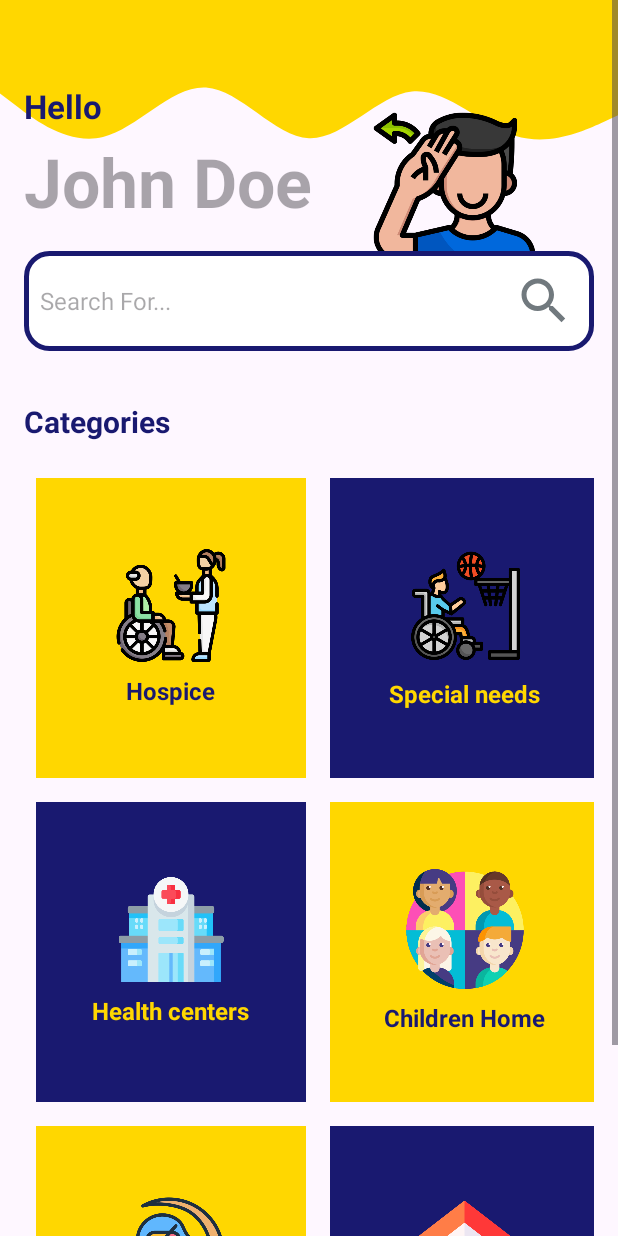
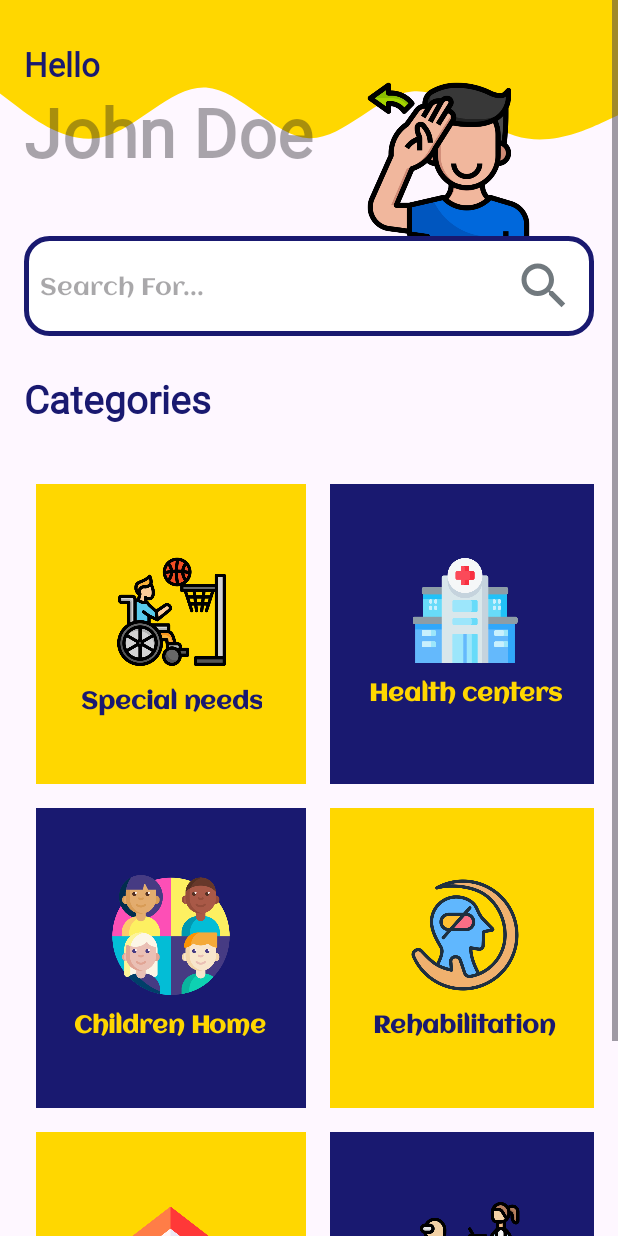
Before and after one commit to jodawa123/Community-Service-Management-App, an Android app: the Home screen opened directly, with no data from a screen before it, on a phone screen of 412 x 824 dp. Run offline under Robolectric (Android 15) with nearby library versions, the phone set to English and light mode, and no system bars; our stand-ins replace Firebase (no records; nobody signed in at launch, a user with empty details on screens opened directly).

Commit message:
Change in fonts

```diff
--- /dev/null
+++ b/app/src/main/res/drawable/baseline_arrow_24.xml
@@ -0,0 +1,5 @@
+<vector xmlns:android="http://schemas.android.com/apk/res/android" android:autoMirrored="true" android:height="24dp" android:tint="#191970" android:viewportHeight="24" android:viewportWidth="24" android:width="24dp">
+
+    <path android:fillColor="@android:color/white" android:pathData="M20,11H7.83l5.59,-5.59L12,4l-8,8 8,8 1.41,-1.41L7.83,13H20v-2z"/>
+
+</vector>
--- /dev/null
+++ b/app/src/main/res/drawable/baseline_arrow_back_24.xml
@@ -0,0 +1,5 @@
+<vector xmlns:android="http://schemas.android.com/apk/res/android" android:autoMirrored="true" android:height="24dp" android:tint="#EAB61A" android:viewportHeight="24" android:viewportWidth="24" android:width="24dp">
+
+    <path android:fillColor="@android:color/white" android:pathData="M20,11H7.83l5.59,-5.59L12,4l-8,8 8,8 1.41,-1.41L7.83,13H20v-2z"/>
+
+</vector>
--- /dev/null
+++ b/app/src/main/res/drawable/baseline_arrow_forward_24.xml
@@ -0,0 +1,5 @@
+<vector xmlns:android="http://schemas.android.com/apk/res/android" android:autoMirrored="true" android:height="24dp" android:tint="#191970" android:viewportHeight="24" android:viewportWidth="24" android:width="24dp">
+
+    <path android:fillColor="@android:color/white" android:pathData="M12,4l-1.41,1.41L16.17,11H4v2h12.17l-5.58,5.59L12,20l8,-8z"/>
+
+</vector>
--- a/app/src/main/res/layout/activity_main.xml
+++ b/app/src/main/res/layout/activity_main.xml
@@ -28,7 +28,7 @@
         android:fontFamily="@font/alatsi"
         android:text="COMMUNITY SERVICE"
         android:textAlignment="center"
-        android:textSize="34sp"
+        android:textSize="40sp"
         android:textStyle="bold"
         app:layout_constraintEnd_toEndOf="parent"
         app:layout_constraintHorizontal_bias="0.0"
@@ -40,9 +40,9 @@
         android:layout_width="wrap_content"
         android:layout_height="wrap_content"
         android:layout_marginTop="12dp"
-        android:fontFamily="@font/albert_sans_medium"
+        android:fontFamily="@font/aclonica"
         android:text="#Making a Difference Together"
-        android:textSize="20sp"
+        android:textSize="18sp"
         app:layout_constraintEnd_toEndOf="parent"
         app:layout_constraintStart_toStartOf="parent"
         app:layout_constraintTop_toBottomOf="@+id/textView" />
--- a/app/src/main/res/layout/activity_main2.xml
+++ b/app/src/main/res/layout/activity_main2.xml
@@ -20,7 +20,7 @@
 
             <androidx.constraintlayout.widget.ConstraintLayout
                 android:layout_width="match_parent"
-                android:layout_height="259dp">
+                android:layout_height="240dp">
 
 
                 <TextView
@@ -28,7 +28,8 @@
                     android:layout_width="wrap_content"
                     android:layout_height="wrap_content"
                     android:layout_marginStart="16dp"
-                    android:layout_marginTop="56dp"
+                    android:layout_marginTop="28dp"
+                    android:fontFamily="@font/alatsi"
                     android:text="Hello"
                     android:textColor="@color/blue"
                     android:textSize="22sp"
@@ -41,7 +42,7 @@
                     android:layout_width="wrap_content"
                     android:layout_height="wrap_content"
                     android:layout_marginStart="16dp"
-                    android:layout_marginTop="5dp"
+                    android:fontFamily="@font/alatsi"
                     android:hint="John Doe"
                     android:textColor="@color/blue"
                     android:textSize="45sp"
@@ -53,8 +54,8 @@
                     android:id="@+id/profileImage"
                     android:layout_width="122dp"
                     android:layout_height="114dp"
-                    android:layout_marginTop="72dp"
-                    android:layout_marginEnd="48dp"
+                    android:layout_marginTop="52dp"
+                    android:layout_marginEnd="52dp"
                     android:contentDescription="Profile Image"
                     android:padding="5dp"
                     android:scaleType="centerCrop"
@@ -67,7 +68,7 @@
                     android:layout_height="wrap_content"
                     android:layout_marginStart="16dp"
                     android:layout_marginEnd="16dp"
-                    android:layout_marginBottom="25dp"
+                    android:layout_marginBottom="16dp"
                     android:background="@drawable/custombutton"
                     android:orientation="horizontal"
                     android:padding="5dp"
@@ -82,6 +83,7 @@
                         android:layout_height="match_parent"
                         android:layout_weight="1"
                         android:background="@android:color/transparent"
+                        android:fontFamily="@font/aclonica"
                         android:hint="Search For..."
                         android:padding="5dp"
                         android:textSize="16sp" />
@@ -103,9 +105,12 @@
                 android:layout_height="wrap_content"
                 android:layout_marginStart="16dp"
                 android:layout_marginTop="8dp"
+                android:layout_marginBottom="15dp"
+                android:fontFamily="@font/alatsi"
                 android:text="Categories"
+                android:textAlignment="center"
                 android:textColor="@color/blue"
-                android:textSize="20sp"
+                android:textSize="26sp"
                 android:textStyle="bold" />
 
             <GridLayout
@@ -118,38 +123,12 @@
                 android:orientation="horizontal"
                 android:rowCount="4">
 
+
                 <LinearLayout
                     android:layout_width="180dp"
                     android:layout_height="200dp"
                     android:layout_margin="8dp"
                     android:background="@color/yellow"
-                    android:gravity="center"
-                    android:orientation="vertical">
-
-                    <ImageView
-                        android:id="@+id/imageHospice"
-                        android:layout_width="80dp"
-                        android:layout_height="75dp"
-                        android:layout_gravity="center"
-                        android:contentDescription="Hospice"
-                        android:src="@drawable/elderly" />
-
-                    <TextView
-                        android:layout_width="wrap_content"
-                        android:layout_height="wrap_content"
-                        android:layout_marginTop="8dp"
-                        android:gravity="center"
-                        android:text="Hospice"
-                        android:textColor="@color/blue"
-                        android:textSize="16sp"
-                        android:textStyle="bold" />
-                </LinearLayout>
-
-                <LinearLayout
-                    android:layout_width="180dp"
-                    android:layout_height="200dp"
-                    android:layout_margin="8dp"
-                    android:background="@color/blue"
                     android:gravity="center"
                     android:orientation="vertical">
 
@@ -164,9 +143,10 @@
                         android:layout_width="wrap_content"
                         android:layout_height="wrap_content"
                         android:layout_marginTop="8dp"
+                        android:fontFamily="@font/aclonica"
                         android:gravity="center"
                         android:text="Special needs"
-                        android:textColor="@color/yellow"
+                        android:textColor="@color/blue"
                         android:textSize="16sp"
                         android:textStyle="bold" />
                 </LinearLayout>
@@ -192,6 +172,7 @@
                         android:layout_width="wrap_content"
                         android:layout_height="wrap_content"
                         android:layout_marginTop="8dp"
+                        android:fontFamily="@font/aclonica"
                         android:gravity="center"
                         android:text="Health centers"
                         android:textColor="@color/yellow"
@@ -204,7 +185,7 @@
                     android:layout_width="180dp"
                     android:layout_height="200dp"
                     android:layout_margin="8dp"
-                    android:background="@color/yellow"
+                    android:background="@color/blue"
                     android:gravity="center"
                     android:orientation="vertical">
 
@@ -220,9 +201,10 @@
                         android:layout_width="wrap_content"
                         android:layout_height="wrap_content"
                         android:layout_marginTop="8dp"
+                        android:fontFamily="@font/aclonica"
                         android:gravity="center"
                         android:text="Children Home"
-                        android:textColor="@color/blue"
+                        android:textColor="@color/yellow"
                         android:textSize="16sp"
                         android:textStyle="bold" />
                 </LinearLayout>
@@ -248,6 +230,7 @@
                         android:layout_width="wrap_content"
                         android:layout_height="wrap_content"
                         android:layout_marginTop="8dp"
+                        android:fontFamily="@font/aclonica"
                         android:gravity="center"
                         android:text="Rehabilitation"
                         android:textColor="@color/blue"
@@ -259,7 +242,7 @@
                     android:layout_width="180dp"
                     android:layout_height="200dp"
                     android:layout_margin="8dp"
-                    android:background="@color/blue"
+                    android:background="@color/yellow"
                     android:gravity="center"
                     android:orientation="vertical">
 
@@ -275,14 +258,41 @@
                         android:layout_width="wrap_content"
                         android:layout_height="wrap_content"
                         android:layout_marginTop="8dp"
+                        android:fontFamily="@font/aclonica"
                         android:gravity="center"
                         android:text="Rescue Homes"
+                        android:textColor="@color/blue"
+                        android:textSize="16sp"
+                        android:textStyle="bold" />
+                </LinearLayout>
+                <LinearLayout
+                    android:layout_width="180dp"
+                    android:layout_height="200dp"
+                    android:layout_margin="8dp"
+                    android:background="@color/blue"
+                    android:gravity="center"
+                    android:orientation="vertical">
+
+                    <ImageView
+                        android:id="@+id/imageHospice"
+                        android:layout_width="80dp"
+                        android:layout_height="75dp"
+                        android:layout_gravity="center"
+                        android:contentDescription="Hospice"
+                        android:src="@drawable/elderly" />
+
+                    <TextView
+                        android:layout_width="wrap_content"
+                        android:layout_height="wrap_content"
+                        android:layout_marginTop="8dp"
+                        android:fontFamily="@font/aclonica"
+                        android:gravity="center"
+                        android:text="Hospice"
                         android:textColor="@color/yellow"
                         android:textSize="16sp"
                         android:textStyle="bold" />
                 </LinearLayout>
 
-                <!-- Add similar blocks for other categories below -->
             </GridLayout>
 
         </LinearLayout>
```
Also changed, not shown: app/src/main/java/com/example/cs3700/Profile.java (+12 -2 lines), app/src/main/java/com/example/cs3700/Recycle.java (+7 -3 lines), app/src/main/res/layout/activity_login.xml (+15 -10 lines), app/src/main/res/layout/activity_profile.xml (+17 -3 lines), app/src/main/res/layout/activity_recycle.xml (+10 -2 lines), app/src/main/res/layout/activity_sign_up.xml (+7 -3 lines), app/src/main/res/layout/items.xml (+9 -6 lines), app/src/main/res/drawable/cool.png (deleted).
